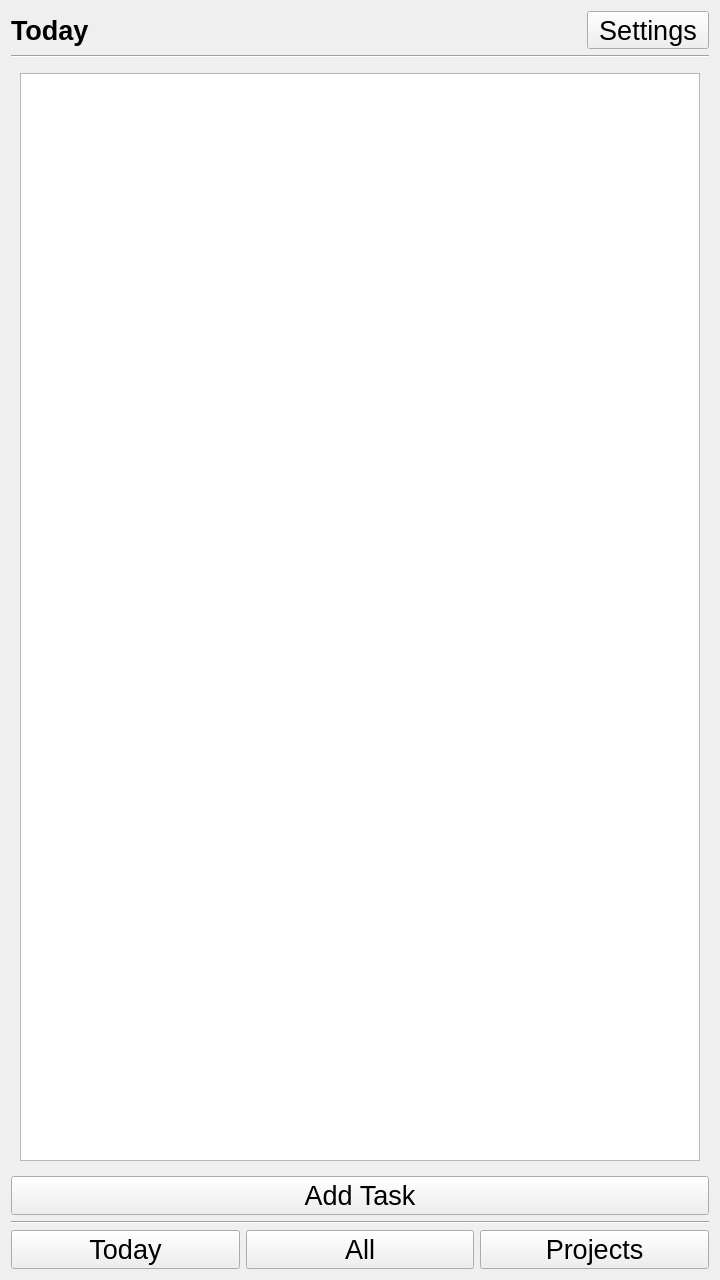
Qt form forms/base.ui (LesterEvSe/Task-Manager) before a commit.
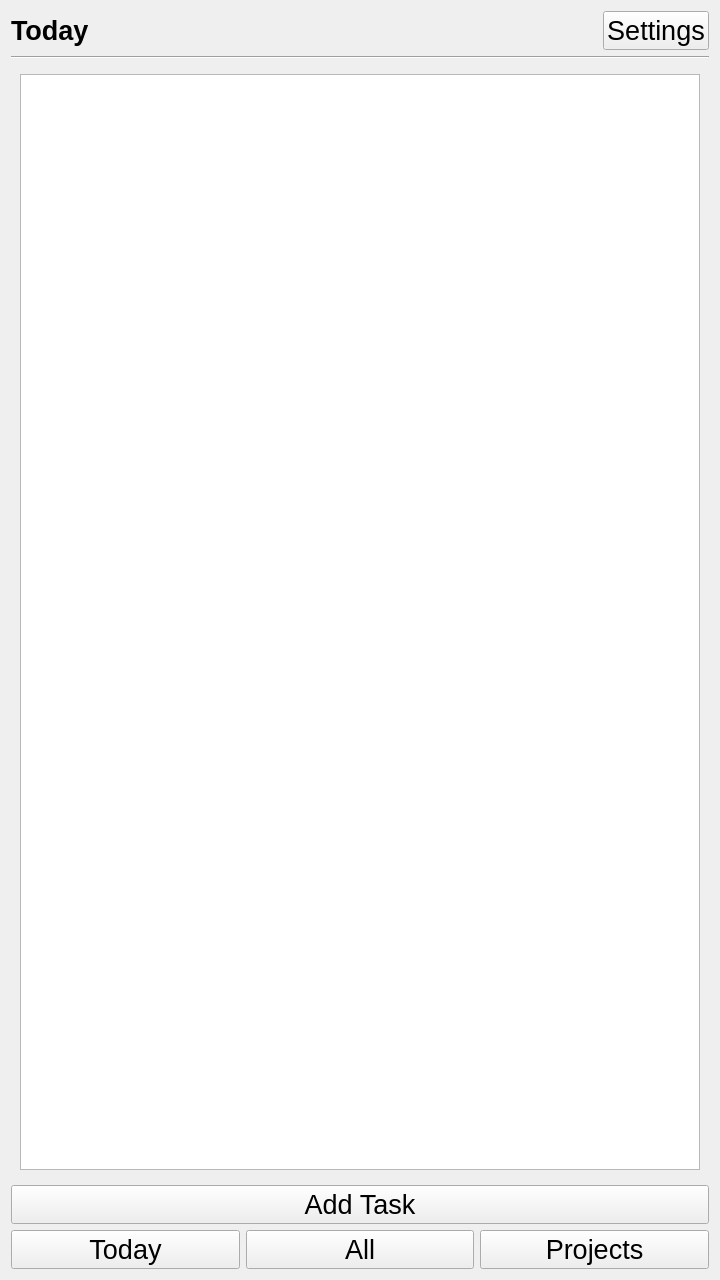
The same form after that commit.

Commit message: Add icons for project and prepare for settings window

```diff
--- a/forms/base.ui
+++ b/forms/base.ui
@@ -36,12 +36,20 @@
       </widget>
      </item>
      <item>
-      <widget class="QToolButton" name="settingsButton">
-       <property name="font">
-        <font>
-         <pointsize>20</pointsize>
-        </font>
+      <spacer name="horizontalSpacer">
+       <property name="orientation">
+        <enum>Qt::Horizontal</enum>
        </property>
+       <property name="sizeHint" stdset="0">
+        <size>
+         <width>40</width>
+         <height>20</height>
+        </size>
+       </property>
+      </spacer>
+     </item>
+     <item>
+      <widget class="QPushButton" name="settingsButton">
        <property name="text">
         <string>Settings</string>
        </property>
@@ -113,19 +121,6 @@
      </property>
     </widget>
    </item>
-   <item>
-    <widget class="Line" name="line_2">
-     <property name="font">
-      <font>
-       <pointsize>20</pointsize>
-       <bold>true</bold>
-      </font>
-     </property>
-     <property name="orientation">
-      <enum>Qt::Horizontal</enum>
-     </property>
-    </widget>
-   </item>
    <item>
     <layout class="QHBoxLayout" name="horizontalLayout">
      <item>
```
The commit also changes 22 other files.
